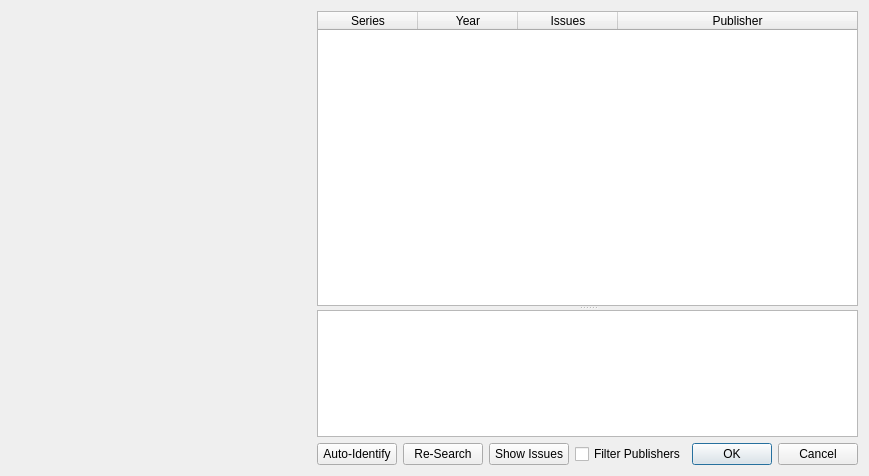
Above: comictaggerlib/ui/volumeselectionwindow.ui from comictagger/comictagger before the change. Below: the same form after it.
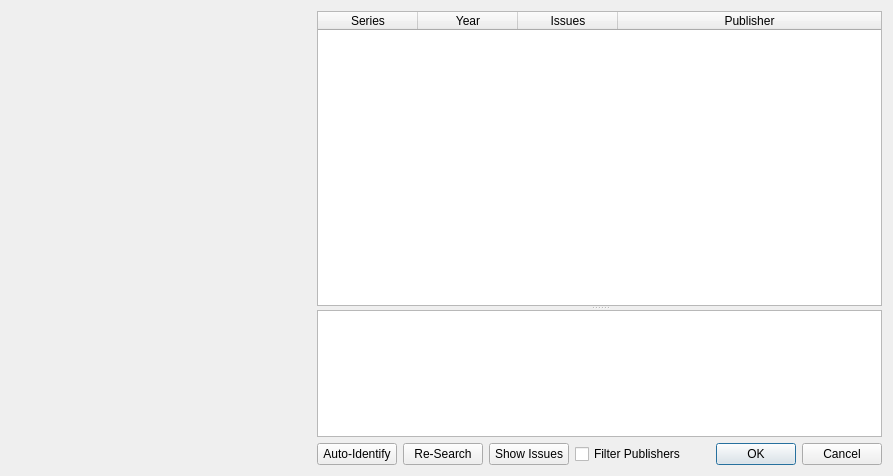
That is the form after the change.

```diff
--- a/comictaggerlib/ui/volumeselectionwindow.ui
+++ b/comictaggerlib/ui/volumeselectionwindow.ui
@@ -6,7 +6,7 @@
    <rect>
     <x>0</x>
     <y>0</y>
-    <width>849</width>
+    <width>893</width>
     <height>476</height>
    </rect>
   </property>
@@ -86,7 +86,7 @@
             <string>Year</string>
            </property>
            <property name="textAlignment">
-            <set>AlignHCenter|AlignVCenter|AlignCenter</set>
+            <set>AlignCenter</set>
            </property>
           </column>
           <column>
@@ -94,7 +94,7 @@
             <string>Issues</string>
            </property>
            <property name="textAlignment">
-            <set>AlignHCenter|AlignVCenter|AlignCenter</set>
+            <set>AlignCenter</set>
            </property>
           </column>
           <column>
```
Left out of the diff: 6 changed lines with no effect on the pictures. Lines whose indentation alone changed are shown as unchanged.
